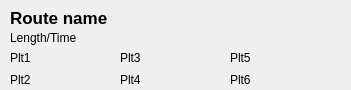
Above: thewidgetitem.ui from NPRA/RoadEmissionCalculator before the change. Below: the same form after it.
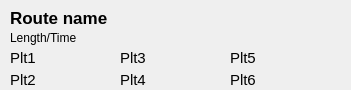
That is the form after the change.

Commit message: - check if coordinates (start/end) are defined

The edit to the form file:
```diff
--- a/thewidgetitem.ui
+++ b/thewidgetitem.ui
@@ -79,6 +79,11 @@
      <height>16</height>
     </rect>
    </property>
+   <property name="font">
+    <font>
+     <pointsize>11</pointsize>
+    </font>
+   </property>
    <property name="text">
     <string>Plt1</string>
    </property>
@@ -92,6 +97,11 @@
      <height>20</height>
     </rect>
    </property>
+   <property name="font">
+    <font>
+     <pointsize>11</pointsize>
+    </font>
+   </property>
    <property name="text">
     <string>Plt2</string>
    </property>
@@ -105,6 +115,11 @@
      <height>16</height>
     </rect>
    </property>
+   <property name="font">
+    <font>
+     <pointsize>11</pointsize>
+    </font>
+   </property>
    <property name="text">
     <string>Plt3</string>
    </property>
@@ -118,6 +133,11 @@
      <height>20</height>
     </rect>
    </property>
+   <property name="font">
+    <font>
+     <pointsize>11</pointsize>
+    </font>
+   </property>
    <property name="text">
     <string>Plt4</string>
    </property>
@@ -131,6 +151,11 @@
      <height>16</height>
     </rect>
    </property>
+   <property name="font">
+    <font>
+     <pointsize>11</pointsize>
+    </font>
+   </property>
    <property name="text">
     <string>Plt5</string>
    </property>
@@ -144,6 +169,11 @@
      <height>20</height>
     </rect>
    </property>
+   <property name="font">
+    <font>
+     <pointsize>11</pointsize>
+    </font>
+   </property>
    <property name="text">
     <string>Plt6</string>
    </property>
```
The commit also changes 1 other file.
